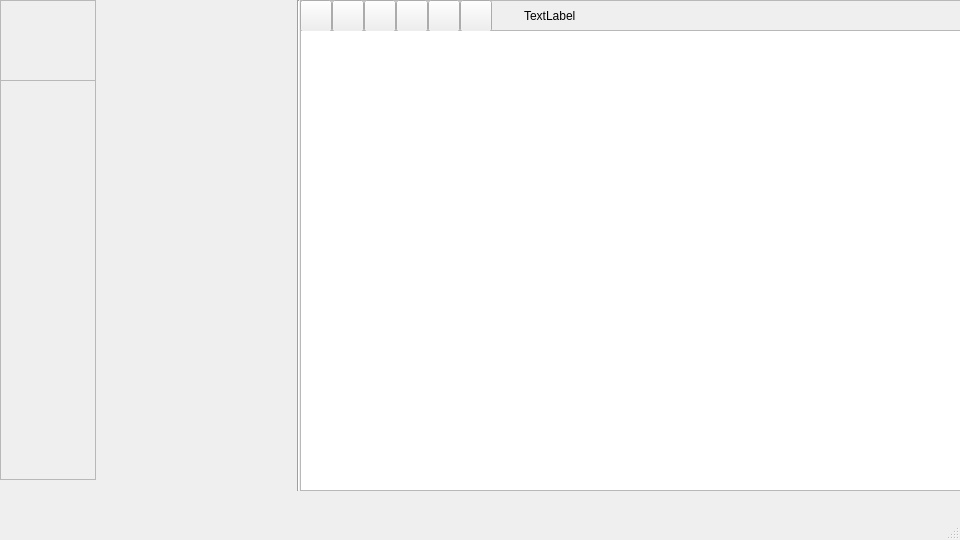
Before: the Qt Designer form mainwindow.ui in PCSH-Chen/Monogatari_Ast, drawn with Qt 5.
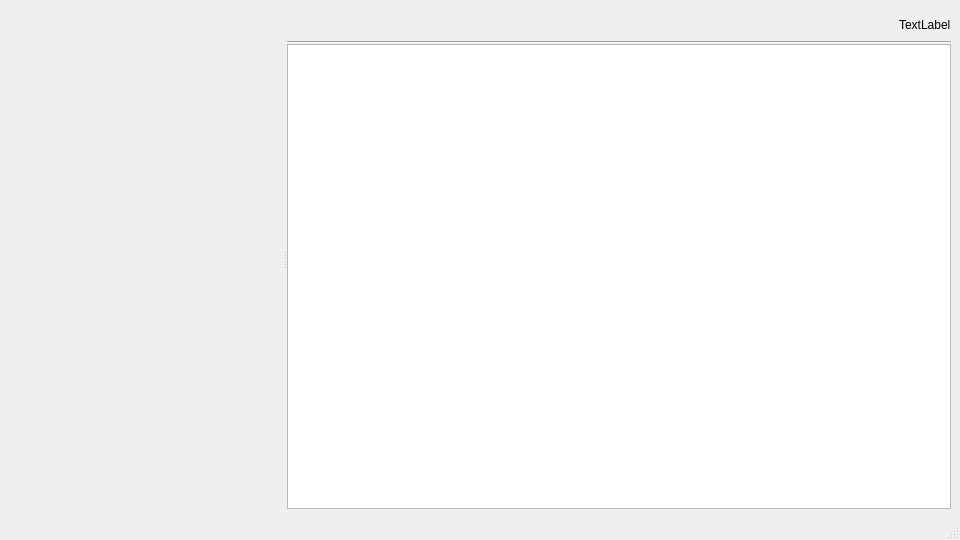
After: the same form once the commit is applied. Icons and pictures are not drawn.

```diff
--- a/mainwindow.ui
+++ b/mainwindow.ui
@@ -10,63 +10,20 @@
     <height>540</height>
    </rect>
   </property>
-  <property name="minimumSize">
-   <size>
-    <width>960</width>
-    <height>540</height>
-   </size>
-  </property>
-  <property name="maximumSize">
-   <size>
-    <width>960</width>
-    <height>16777215</height>
-   </size>
-  </property>
   <property name="windowTitle">
    <string>MainWindow</string>
   </property>
   <widget class="QWidget" name="centralwidget">
-   <widget class="QFrame" name="Dock">
-    <property name="geometry">
-     <rect>
-      <x>0</x>
-      <y>0</y>
-      <width>96</width>
-      <height>480</height>
-     </rect>
-    </property>
-    <property name="minimumSize">
-     <size>
-      <width>96</width>
-      <height>480</height>
-     </size>
-    </property>
-    <property name="frameShape">
-     <enum>QFrame::StyledPanel</enum>
-    </property>
-    <property name="frameShadow">
-     <enum>QFrame::Raised</enum>
-    </property>
+   <layout class="QHBoxLayout" name="mainLayout" stretch="0,1">
+    <item>
+     <layout class="QVBoxLayout" name="dockLayout">
+      <property name="spacing">
+       <number>0</number>
+      </property>
+      <item>
     <widget class="QScrollArea" name="scrollArea">
-     <property name="geometry">
-      <rect>
-       <x>0</x>
-       <y>0</y>
-       <width>96</width>
-       <height>81</height>
-      </rect>
-     </property>
-     <property name="minimumSize">
-      <size>
-       <width>96</width>
-       <height>0</height>
-      </size>
-     </property>
-     <property name="maximumSize">
-      <size>
-       <width>96</width>
-       <height>16777215</height>
-      </size>
+        <property name="frameShape">
+         <enum>QFrame::NoFrame</enum>
      </property>
      <property name="widgetResizable">
       <bool>true</bool>
@@ -77,25 +34,24 @@
         <x>0</x>
         <y>0</y>
         <width>94</width>
-        <height>79</height>
+           <height>463</height>
        </rect>
       </property>
      </widget>
     </widget>
-   </widget>
+      </item>
+     </layout>
+    </item>
+    <item>
+     <widget class="QSplitter" name="mainSplitter">
+      <property name="orientation">
+       <enum>Qt::Horizontal</enum>
+      </property>
    <widget class="QStackedWidget" name="SideBar">
-    <property name="geometry">
-     <rect>
-      <x>100</x>
-      <y>0</y>
-      <width>200</width>
-      <height>480</height>
-     </rect>
-    </property>
     <property name="minimumSize">
      <size>
       <width>200</width>
-      <height>480</height>
+         <height>0</height>
      </size>
     </property>
     <property name="maximumSize">
@@ -107,154 +63,164 @@
     <widget class="QWidget" name="page"/>
     <widget class="QWidget" name="page_2"/>
    </widget>
-   <widget class="Line" name="line">
-    <property name="geometry">
-     <rect>
-      <x>290</x>
-      <y>0</y>
-      <width>16</width>
-      <height>491</height>
-     </rect>
-    </property>
-    <property name="orientation">
-     <enum>Qt::Vertical</enum>
-    </property>
-   </widget>
-   <widget class="QPlainTextEdit" name="Content">
-    <property name="geometry">
-     <rect>
-      <x>300</x>
-      <y>30</y>
-      <width>661</width>
-      <height>461</height>
-     </rect>
-    </property>
-   </widget>
-   <widget class="QFrame" name="ToolBar">
-    <property name="geometry">
-     <rect>
-      <x>300</x>
-      <y>0</y>
-      <width>661</width>
-      <height>31</height>
-     </rect>
-    </property>
-    <property name="frameShape">
-     <enum>QFrame::StyledPanel</enum>
-    </property>
-    <property name="frameShadow">
-     <enum>QFrame::Raised</enum>
-    </property>
+      <widget class="QWidget" name="ContentContainer">
+       <layout class="QVBoxLayout" name="rightVBox">
+        <property name="spacing">
+         <number>0</number>
+        </property>
+        <item>
+         <layout class="QHBoxLayout" name="toolBarLayout">
+          <item>
     <widget class="QToolButton" name="UndoBtn">
-     <property name="geometry">
-      <rect>
-       <x>0</x>
-       <y>0</y>
+            <property name="minimumSize">
+             <size>
        <width>32</width>
-       <height>32</height>
-      </rect>
-     </property>
-     <property name="text">
-      <string/>
+              <height>0</height>
+             </size>
+            </property>
+            <property name="styleSheet">
+             <string notr="true">background: transparent; border: none;</string>
      </property>
      <property name="icon">
-      <iconset theme="QIcon::ThemeIcon::EditUndo"/>
-     </property>
-    </widget>
+             <iconset resource="icons.qrc">
+              <normaloff>:/res/icons/Undo.svg</normaloff>:/res/icons/Undo.svg</iconset>
+            </property>
+            <property name="iconSize">
+             <size>
+              <width>24</width>
+              <height>24</height>
+             </size>
+            </property>
+           </widget>
+          </item>
+          <item>
     <widget class="QToolButton" name="RedoBtn">
-     <property name="geometry">
-      <rect>
-       <x>32</x>
-       <y>0</y>
-       <width>32</width>
-       <height>32</height>
-      </rect>
-     </property>
-     <property name="text">
-      <string/>
+            <property name="styleSheet">
+             <string notr="true">background: transparent; border: none;</string>
      </property>
      <property name="icon">
-      <iconset theme="QIcon::ThemeIcon::EditRedo"/>
-     </property>
-    </widget>
+             <iconset>
+              <normaloff>res/icons/Redo.svg</normaloff>res/icons/Redo.svg</iconset>
+            </property>
+            <property name="iconSize">
+             <size>
+              <width>24</width>
+              <height>24</height>
+             </size>
+            </property>
+           </widget>
+          </item>
+          <item>
     <widget class="QToolButton" name="CopyBtn">
-     <property name="geometry">
-      <rect>
-       <x>64</x>
-       <y>0</y>
-       <width>32</width>
-       <height>32</height>
-      </rect>
-     </property>
-     <property name="text">
-      <string/>
+            <property name="styleSheet">
+             <string notr="true">background: transparent; border: none;</string>
      </property>
      <property name="icon">
-      <iconset theme="QIcon::ThemeIcon::EditCopy"/>
-     </property>
-    </widget>
+             <iconset>
+              <normaloff>res/icons/Copy.svg</normaloff>res/icons/Copy.svg</iconset>
+            </property>
+            <property name="iconSize">
+             <size>
+              <width>24</width>
+              <height>24</height>
+             </size>
+            </property>
+           </widget>
+          </item>
+          <item>
     <widget class="QToolButton" name="CutBtn">
-     <property name="geometry">
-      <rect>
-       <x>96</x>
-       <y>0</y>
-       <width>32</width>
-       <height>32</height>
-      </rect>
-     </property>
-     <property name="text">
-      <string/>
+            <property name="styleSheet">
+             <string notr="true">background: transparent; border: none;</string>
      </property>
      <property name="icon">
-      <iconset theme="QIcon::ThemeIcon::EditCut"/>
-     </property>
-    </widget>
+             <iconset>
+              <normaloff>res/icons/Cut.svg</normaloff>res/icons/Cut.svg</iconset>
+            </property>
+            <property name="iconSize">
+             <size>
+              <width>24</width>
+              <height>24</height>
+             </size>
+            </property>
+           </widget>
+          </item>
+          <item>
     <widget class="QToolButton" name="PasteBtn">
-     <property name="geometry">
-      <rect>
-       <x>128</x>
-       <y>0</y>
-       <width>32</width>
-       <height>32</height>
-      </rect>
-     </property>
-     <property name="text">
-      <string/>
+            <property name="styleSheet">
+             <string notr="true">background: transparent; border: none;</string>
      </property>
      <property name="icon">
-      <iconset theme="QIcon::ThemeIcon::EditPaste"/>
-     </property>
-    </widget>
+             <iconset resource="icons.qrc">
+              <normaloff>:/res/icons/Paste.svg</normaloff>:/res/icons/Paste.svg</iconset>
+            </property>
+            <property name="iconSize">
+             <size>
+              <width>24</width>
+              <height>24</height>
+             </size>
+            </property>
+           </widget>
+          </item>
+          <item>
     <widget class="QToolButton" name="FindBtn">
-     <property name="geometry">
-      <rect>
-       <x>160</x>
-       <y>0</y>
-       <width>32</width>
-       <height>32</height>
-      </rect>
-     </property>
-     <property name="text">
-      <string/>
+            <property name="styleSheet">
+             <string notr="true">background: transparent; border: none;</string>
      </property>
      <property name="icon">
-      <iconset theme="QIcon::ThemeIcon::EditFind"/>
-     </property>
-    </widget>
+             <iconset resource="icons.qrc">
+              <normaloff>:/res/icons/Find.svg</normaloff>:/res/icons/Find.svg</iconset>
+            </property>
+            <property name="iconSize">
+             <size>
+              <width>24</width>
+              <height>24</height>
+             </size>
+            </property>
+           </widget>
+          </item>
+          <item>
+           <spacer name="ToolBarSpacer">
+            <property name="orientation">
+             <enum>Qt::Horizontal</enum>
+            </property>
+            <property name="sizeHint" stdset="0">
+             <size>
+              <width>40</width>
+              <height>20</height>
+             </size>
+            </property>
+           </spacer>
+          </item>
+          <item>
     <widget class="QLabel" name="label">
-     <property name="geometry">
-      <rect>
-       <x>224</x>
-       <y>0</y>
-       <width>256</width>
+            <property name="minimumSize">
+             <size>
+              <width>0</width>
        <height>32</height>
-      </rect>
+             </size>
      </property>
      <property name="text">
       <string>TextLabel</string>
      </property>
     </widget>
-   </widget>
+          </item>
+         </layout>
+        </item>
+        <item>
+         <widget class="Line" name="hLine">
+          <property name="orientation">
+           <enum>Qt::Horizontal</enum>
+          </property>
+         </widget>
+        </item>
+        <item>
+         <widget class="QPlainTextEdit" name="Content"/>
+        </item>
+       </layout>
+      </widget>
+     </widget>
+    </item>
+   </layout>
   </widget>
   <widget class="QMenuBar" name="menubar">
    <property name="geometry">
```
Left out of the diff: 9 changed lines with no effect on the pictures. Lines whose indentation alone changed are shown as unchanged.
